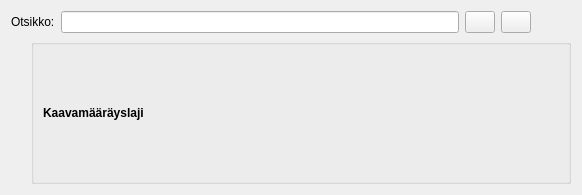
This is arho_feature_template/gui/plan_regulation_group_widget.ui in LKajan/arho-feature-template as Qt 5 draws it before an edit. The edited form follows.
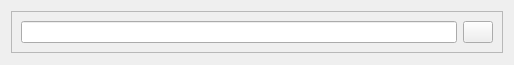
This is the edited form. Custom widgets are drawn as their Qt base class.

Patch:
```diff
--- a/arho_feature_template/gui/plan_regulation_group_widget.ui
+++ b/arho_feature_template/gui/plan_regulation_group_widget.ui
@@ -6,29 +6,37 @@
    <rect>
     <x>0</x>
     <y>0</y>
-    <width>582</width>
-    <height>195</height>
+    <width>514</width>
+    <height>65</height>
    </rect>
   </property>
+  <property name="sizePolicy">
+   <sizepolicy hsizetype="Preferred" vsizetype="Maximum">
+    <horstretch>0</horstretch>
+    <verstretch>0</verstretch>
+   </sizepolicy>
+  </property>
   <property name="windowTitle">
    <string>Form</string>
   </property>
+  <layout class="QVBoxLayout" name="verticalLayout_2">
+   <item>
+    <widget class="QFrame" name="frame">
+     <property name="sizePolicy">
+      <sizepolicy hsizetype="Preferred" vsizetype="Maximum">
+       <horstretch>0</horstretch>
+       <verstretch>0</verstretch>
+      </sizepolicy>
+     </property>
+     <property name="frameShape">
+      <enum>QFrame::StyledPanel</enum>
+     </property>
+     <property name="frameShadow">
+      <enum>QFrame::Raised</enum>
+     </property>
   <layout class="QVBoxLayout" name="verticalLayout">
    <item>
-    <layout class="QHBoxLayout" name="plan_regulation_group_heading_layout">
-     <item>
-      <widget class="QLabel" name="heading_label">
-       <property name="sizePolicy">
-        <sizepolicy hsizetype="Preferred" vsizetype="Preferred">
-         <horstretch>0</horstretch>
-         <verstretch>0</verstretch>
-        </sizepolicy>
-       </property>
-       <property name="text">
-        <string>Otsikko:</string>
-       </property>
-      </widget>
-     </item>
+       <layout class="QHBoxLayout" name="horizontalLayout">
      <item>
       <widget class="QLineEdit" name="heading">
        <property name="sizePolicy">
@@ -42,25 +50,6 @@
        </property>
       </widget>
      </item>
-     <item>
-      <widget class="QPushButton" name="conf_btn">
-       <property name="sizePolicy">
-        <sizepolicy hsizetype="Fixed" vsizetype="Fixed">
-         <horstretch>0</horstretch>
-         <verstretch>0</verstretch>
-        </sizepolicy>
-       </property>
-       <property name="maximumSize">
-        <size>
-         <width>30</width>
-         <height>16777215</height>
-        </size>
-       </property>
-       <property name="text">
-        <string/>
-       </property>
-      </widget>
-     </item>
      <item>
       <widget class="QPushButton" name="del_btn">
        <property name="sizePolicy">
@@ -80,117 +69,13 @@
        </property>
       </widget>
      </item>
-     <item>
-      <spacer name="plan_regulation_group_heading_spacer">
-       <property name="orientation">
-        <enum>Qt::Horizontal</enum>
-       </property>
-       <property name="sizeType">
-        <enum>QSizePolicy::Maximum</enum>
-       </property>
-       <property name="sizeHint" stdset="0">
-        <size>
-         <width>40</width>
-         <height>20</height>
-        </size>
-       </property>
-      </spacer>
-     </item>
-    </layout>
-   </item>
-   <item>
-    <layout class="QHBoxLayout" name="plan_regulation_group_contents_layout">
-     <item>
-      <spacer name="plan_regulation_groupbox_spacer1">
-       <property name="orientation">
-        <enum>Qt::Horizontal</enum>
-       </property>
-       <property name="sizeType">
-        <enum>QSizePolicy::Fixed</enum>
-       </property>
-       <property name="sizeHint" stdset="0">
-        <size>
-         <width>20</width>
-         <height>20</height>
-        </size>
-       </property>
-      </spacer>
-     </item>
-     <item>
-      <widget class="QgsCollapsibleGroupBox" name="plan_regulation_groupbox">
-       <property name="title">
-        <string/>
-       </property>
-       <property name="flat">
-        <bool>false</bool>
-       </property>
-       <property name="checkable">
-        <bool>false</bool>
-       </property>
-       <layout class="QHBoxLayout" name="horizontalLayout_4">
-        <item>
-         <layout class="QGridLayout" name="plan_regulation_grid_layout">
-          <item row="0" column="0">
-           <widget class="QLabel" name="plan_regulation_label">
-            <property name="sizePolicy">
-             <sizepolicy hsizetype="Maximum" vsizetype="Preferred">
-              <horstretch>0</horstretch>
-              <verstretch>0</verstretch>
-             </sizepolicy>
-            </property>
-            <property name="minimumSize">
-             <size>
-              <width>175</width>
-              <height>0</height>
-             </size>
-            </property>
-            <property name="maximumSize">
-             <size>
-              <width>175</width>
-              <height>16777215</height>
-             </size>
-            </property>
-            <property name="font">
-             <font>
-              <weight>75</weight>
-              <bold>true</bold>
-             </font>
-            </property>
-            <property name="text">
-             <string>Kaavamääräyslaji</string>
-            </property>
-           </widget>
-          </item>
-         </layout>
-        </item>
-        <item>
-         <spacer name="plan_regulation_groupbox_spacer2">
-          <property name="orientation">
-           <enum>Qt::Horizontal</enum>
-          </property>
-          <property name="sizeHint" stdset="0">
-           <size>
-            <width>0</width>
-            <height>20</height>
-           </size>
-          </property>
-         </spacer>
-        </item>
-       </layout>
+       </layout>
+      </item>
+     </layout>
       </widget>
      </item>
     </layout>
-   </item>
-  </layout>
  </widget>
- <customwidgets>
-  <customwidget>
-   <class>QgsCollapsibleGroupBox</class>
-   <extends>QGroupBox</extends>
-   <header>qgscollapsiblegroupbox.h</header>
-   <container>1</container>
-  </customwidget>
- </customwidgets>
  <resources/>
  <connections/>
 </ui>
```
Lines whose indentation alone changed are shown as unchanged.
